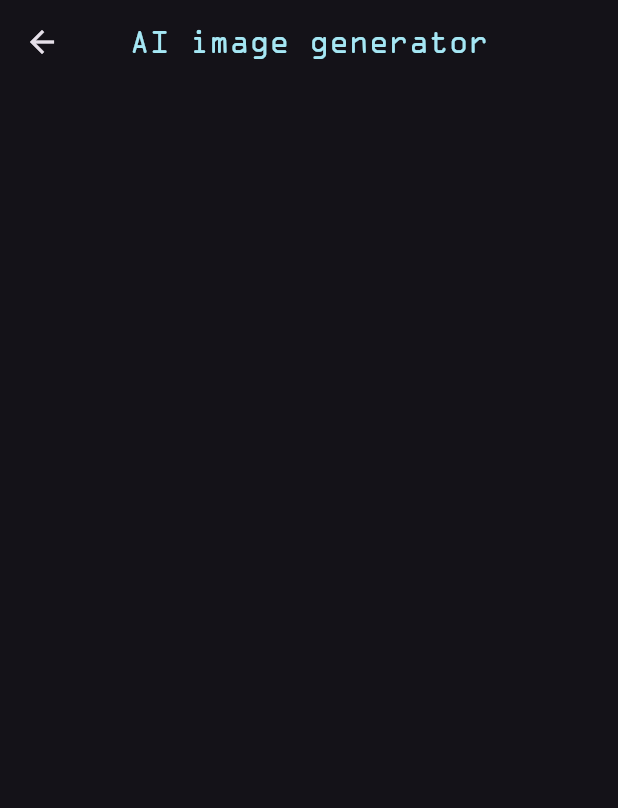
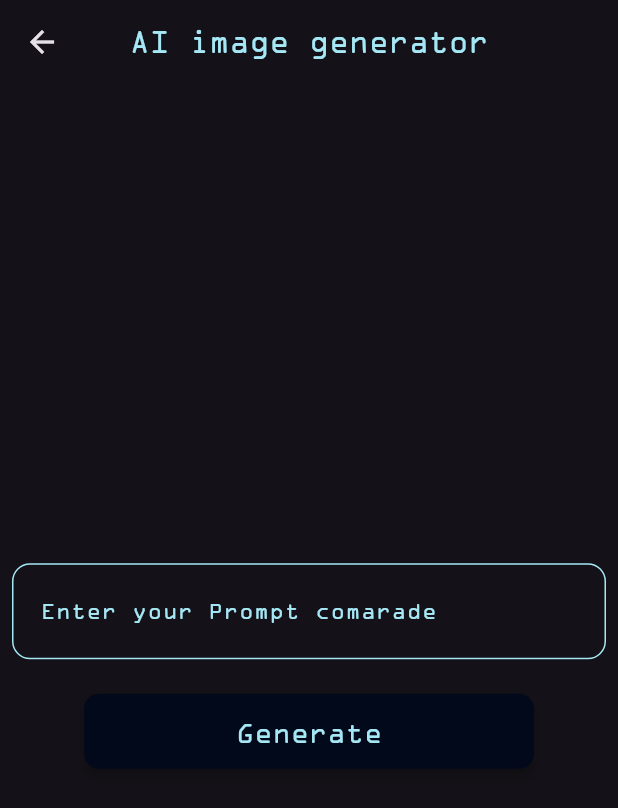
Before and after one commit to HarshtheGeek/TalkSphere, a Flutter app: the screen it shows after launch, after a tap on "AI Image generator", on a phone screen of 412 x 824 dp. Shown: the top 808 px of the screen. Run offline on Flutter 3.47's test engine with Material 3 defaults, Android fonts, the phone set to English and light mode, and no system bars; our stand-ins replace dash_chat_2, flutter_gemini, flutter_spinkit, image_picker, lottie, speech_to_text; network calls fail.

Commit message:
Image generator added

```diff
--- a/lib/Image_generator.dart
+++ b/lib/Image_generator.dart
@@ -1,5 +1,8 @@
+import 'dart:convert';
+
 import 'package:ether_plex/pallete.dart';
 import 'package:flutter/material.dart';
+import 'package:http/http.dart' as http;
 
 class AIgenerator extends StatefulWidget {
   const AIgenerator({super.key});
@@ -9,13 +12,119 @@ class AIgenerator extends StatefulWidget {
 }
 
 class _AIgeneratorState extends State<AIgenerator> {
+
+  var APIkey = "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";
+
+  generateImage() async {
+    print("Image is generating");
+    final uri = Uri.parse('https://api.openai.com/v1/images/generations');
+    final headers = {
+      "Content-Type": "application/json",
+      "Authorization": "Bearer $APIkey"
+    };
+    final body = jsonEncode(
+        {
+          "model": "dall-e-3",
+          "prompt": "A cute baby sea otter",
+          "n": 1,
+          "size": "1024x1024"
+        }
+    );
+
+    try {
+      final response = await http.post(uri, headers: headers, body: body);
+      if (response.statusCode == 200) {
+        final responseData = jsonDecode(response.body);
+        print("Response data: $responseData");
+      } else {
+        print("Error in generating image: ${response.statusCode} - ${response.body}");
+      }
+    } catch (e) {
+      print("Error: $e");
+    }
+  }
+
   @override
   Widget build(BuildContext context) {
     return Scaffold(
       appBar: AppBar(
         centerTitle: true,
-        title: Text('AI image generator',style: TextStyle(fontFamily: 'OCRA',color: Pallete.firstSuggestionBoxColor),),
-      )
+        title: const Text(
+          'AI image generator',
+          style: TextStyle(
+              fontFamily: 'OCRA', color: Pallete.firstSuggestionBoxColor),
+        ),
+      ),
+      body: Center(
+        child: Column(
+          mainAxisAlignment: MainAxisAlignment.center,
+          children: [
+            Padding(
+              padding: const EdgeInsets.all(8.0),
+              child: TextField(
+                decoration: InputDecoration(
+                  labelText: 'Enter your Prompt comarade',
+                  labelStyle: const TextStyle(
+                      color: Pallete.firstSuggestionBoxColor,
+                      fontFamily: 'OCRA'),
+                  hintText: 'Type something...',
+                  hintStyle: TextStyle(color: Colors.grey[400]),
+                  border: OutlineInputBorder(
+                    borderRadius: BorderRadius.circular(12.0),
+                    borderSide: const BorderSide(
+                        color: Pallete.firstSuggestionBoxColor, width: 2.0),
+                  ),
+                  focusedBorder: OutlineInputBorder(
+                    borderRadius: BorderRadius.circular(12.0),
+                    borderSide: const BorderSide(
+                        color: Pallete.firstSuggestionBoxColor, width: 2.0),
+                  ),
+                  enabledBorder: OutlineInputBorder(
+                    borderRadius: BorderRadius.circular(12.0),
+                    borderSide: const BorderSide(
+                        color: Pallete.firstSuggestionBoxColor, width: 1.0),
+                  ),
+                  contentPadding: const EdgeInsets.symmetric(
+                      vertical: 20.0, horizontal: 15.0),
+                  filled: true,
+                  fillColor: Colors.transparent,
+                ),
+                style: const TextStyle(
+                    fontSize: 16.0, color: Pallete.firstSuggestionBoxColor, fontFamily: 'ocra'),
+              ),
+            ),
+            const SizedBox(
+              height: 15,
+            ),
+            SizedBox(
+              width: 300,
+              height: 50,
+              child: ElevatedButton(
+                onPressed: () {
+                  generateImage();
+                },
+                child: const Text(
+                  "Generate",
+                  style: TextStyle(
+                      fontFamily: "OCRA",
+                      color: Pallete.firstSuggestionBoxColor,
+                      fontSize: 20),
+                ),
+                style: ElevatedButton.styleFrom(
+                  backgroundColor: Pallete.mainFontColor,
+                  padding: EdgeInsets.symmetric(
+                      vertical: 12.0, horizontal: 20.0), // Padding
+                  shape: RoundedRectangleBorder(
+                    borderRadius:
+                        BorderRadius.circular(10.0), // Rounded corners
+                  ),
+                  elevation: 3,
+                ),
+              ),
+            )
+          ],
+        ),
+      ),
     );
   }
 }
--- a/lib/home_page.dart
+++ b/lib/home_page.dart
@@ -1,3 +1,4 @@
+import 'package:ether_plex/Description_page.dart';
 import 'package:ether_plex/Image_generator.dart';
 import 'package:ether_plex/container_box.dart';
 import 'package:ether_plex/geminipage.dart';
@@ -99,10 +100,11 @@ class _HomepageState extends State<Homepage> {
                 description: 'Get creative with your personal assistant powered by Gemini',
                 destination: const AIgenerator(),
               ),
-              const FeatureBox(
-                color: Pallete.mainFontColor,
-                headertext: 'Smart Voice Assistant',
-                descriptionText: 'Get the best of both with voice assistant powered by ChatGPT',
+              buildFeatureBox(
+                context,
+                title: 'Gen Explains',
+                description: 'Powerful Image description generator at your fingertips',
+                destination: const ImageChat(),
               ),
             ],
           ),
@@ -116,7 +118,7 @@ class _HomepageState extends State<Homepage> {
       child: Padding(
         padding: const EdgeInsets.all(10.0),
         child: Lottie.asset(
-          'assets/animations/lottieanimation3.json',
+          'assets/animations/lottieanimation3.json', // Ensure the file path is correct
           width: 280,
           height: 155,
         ),
--- a/lib/main.dart
+++ b/lib/main.dart
@@ -1,3 +1,4 @@
+import 'package:ether_plex/Description_page.dart';
 import 'package:ether_plex/splash_screen.dart';
 import 'package:flutter/material.dart';
 import 'package:flutter_gemini/flutter_gemini.dart';
@@ -19,7 +20,7 @@ class MyApp extends StatelessWidget {
       debugShowCheckedModeBanner: false,
       title: 'Etherplex',
       theme: ThemeData.dark(useMaterial3: true,),
-      home: const Splashscreen(),
+      home: const Homepage(),
     );
   }
 }
--- a/lib/pallete.dart
+++ b/lib/pallete.dart
@@ -17,4 +17,5 @@ class Pallete {
 
 
 
+
 }
```
Also changed, not shown: lib/Description_page.dart (added, +186 -0 lines), assets/images/imagegenerator.png (added).
